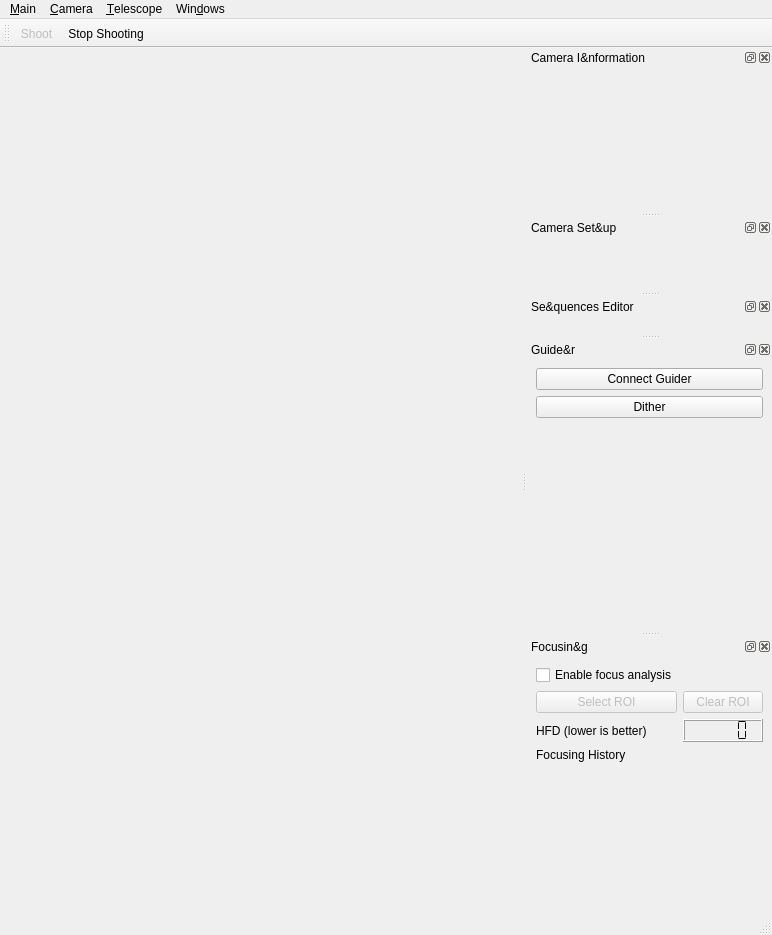
Edlward/GalaxyHunter, file src/ui/dslr_shooter_window.ui: the form before one commit.
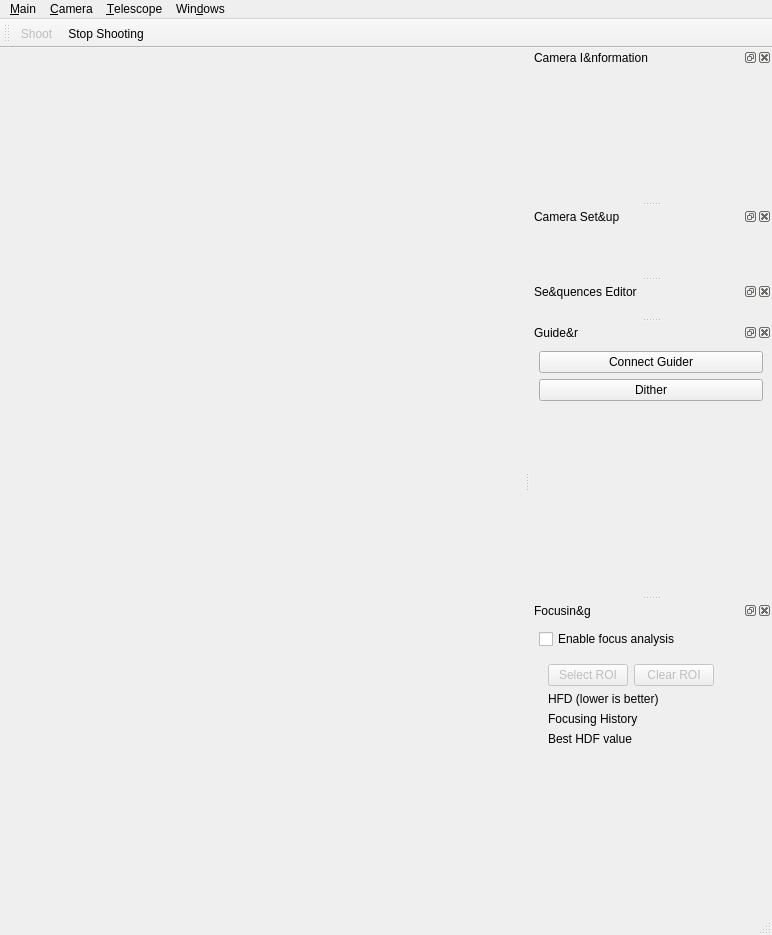
The form after the commit. Icons and pictures are not drawn. Custom widgets are drawn as their Qt base class.

Commit message: better hfd label, also display lowest value

Patch:
```diff
--- a/src/ui/dslr_shooter_window.ui
+++ b/src/ui/dslr_shooter_window.ui
@@ -183,33 +183,49 @@
     <number>2</number>
    </attribute>
    <widget class="QWidget" name="dockWidgetContents_4">
-    <layout class="QGridLayout" name="gridLayout_2">
-     <item row="0" column="0">
-      <layout class="QGridLayout" name="gridLayout_10">
-       <item row="0" column="0">
+    <layout class="QVBoxLayout" name="verticalLayout">
+     <item>
         <widget class="QCheckBox" name="enable_focus_analysis">
          <property name="text">
           <string>Enable focus analysis</string>
          </property>
         </widget>
        </item>
-       <item row="1" column="0">
-        <widget class="QPushButton" name="focusing_select_roi">
-         <property name="enabled">
-          <bool>false</bool>
+     <item>
+      <widget class="QWidget" name="focus_analysis_widgets" native="true">
+       <layout class="QGridLayout" name="gridLayout_2">
+        <item row="5" column="1">
+         <widget class="QLabel" name="focus_analysis_best_hdf">
+          <property name="font">
+           <font>
+            <pointsize>9</pointsize>
+            <weight>75</weight>
+            <bold>true</bold>
+           </font>
          </property>
          <property name="text">
-          <string>Select ROI</string>
+           <string/>
          </property>
         </widget>
        </item>
-       <item row="1" column="1">
-        <widget class="QPushButton" name="focusing_clear_roi">
-         <property name="enabled">
-          <bool>false</bool>
+        <item row="2" column="1">
+         <widget class="QLabel" name="focus_analysis_value">
+          <property name="font">
+           <font>
+            <pointsize>9</pointsize>
+            <weight>75</weight>
+            <bold>true</bold>
+           </font>
          </property>
          <property name="text">
-          <string>Clear ROI</string>
+           <string/>
+          </property>
+         </widget>
+        </item>
+        <item row="5" column="0">
+         <widget class="QLabel" name="focus_analysis_best_hdf_label">
+          <property name="text">
+           <string>Best HDF value</string>
          </property>
         </widget>
        </item>
@@ -220,16 +236,6 @@
          </property>
         </widget>
        </item>
-       <item row="2" column="1">
-        <widget class="QLCDNumber" name="focus_analysis_value">
-         <property name="smallDecimalPoint">
-          <bool>false</bool>
-         </property>
-         <property name="segmentStyle">
-          <enum>QLCDNumber::Flat</enum>
-         </property>
-        </widget>
-       </item>
        <item row="3" column="0" colspan="2">
         <widget class="QLabel" name="label_8">
          <property name="text">
@@ -237,7 +243,44 @@
          </property>
         </widget>
        </item>
-       <item row="4" column="0" colspan="2">
+        <item row="0" column="0" colspan="2">
+         <layout class="QHBoxLayout" name="horizontalLayout">
+          <item>
+           <widget class="QPushButton" name="focusing_select_roi">
+            <property name="enabled">
+             <bool>false</bool>
+            </property>
+            <property name="text">
+             <string>Select ROI</string>
+            </property>
+           </widget>
+          </item>
+          <item>
+           <widget class="QPushButton" name="focusing_clear_roi">
+            <property name="enabled">
+             <bool>false</bool>
+            </property>
+            <property name="text">
+             <string>Clear ROI</string>
+            </property>
+           </widget>
+          </item>
+          <item>
+           <spacer name="horizontalSpacer">
+            <property name="orientation">
+             <enum>Qt::Horizontal</enum>
+            </property>
+            <property name="sizeHint" stdset="0">
+             <size>
+              <width>40</width>
+              <height>20</height>
+             </size>
+            </property>
+           </spacer>
+          </item>
+         </layout>
+        </item>
+        <item row="6" column="0" colspan="2">
         <widget class="QCustomPlot" name="focusing_graph" native="true">
          <property name="sizePolicy">
           <sizepolicy hsizetype="Preferred" vsizetype="Expanding">
@@ -254,6 +297,7 @@
         </widget>
        </item>
       </layout>
+      </widget>
      </item>
     </layout>
    </widget>
```
Lines whose indentation alone changed are shown as unchanged. The commit also changes 1 other file.
